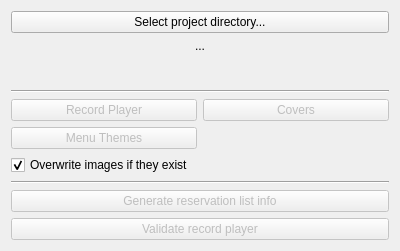
First picture: the form in src/projectwindow.ui, repository lumiscosity/pivoine, before the edit.
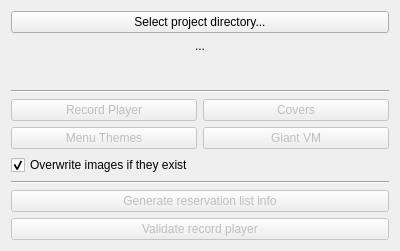
Second picture: the form after the edit.

Commit message: giant vm, part 2

The edit to the form file:
```diff
--- a/src/projectwindow.ui
+++ b/src/projectwindow.ui
@@ -83,6 +83,16 @@
        </property>
       </widget>
      </item>
+     <item row="1" column="1">
+      <widget class="QPushButton" name="vmPushButton">
+       <property name="enabled">
+        <bool>false</bool>
+       </property>
+       <property name="text">
+        <string>Giant VM</string>
+       </property>
+      </widget>
+     </item>
     </layout>
    </item>
    <item>
```
The commit also changes 6 other files.
